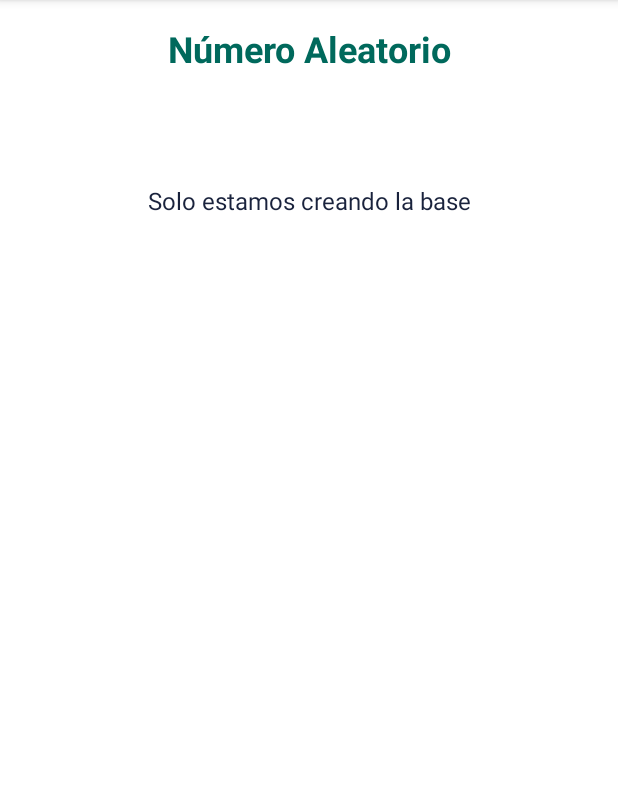
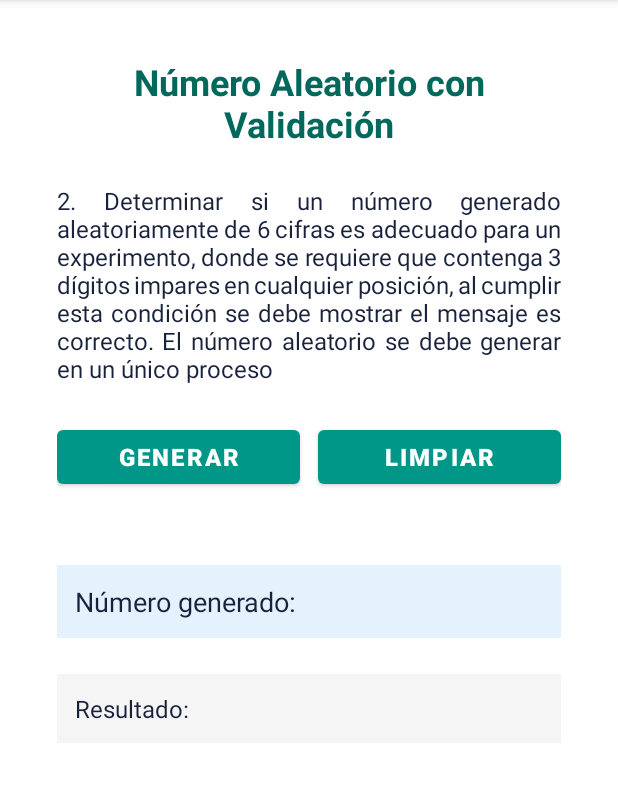
Before and after one commit to edwinwmendeze/NRC-74239, an Android app: the fragment NumeroAleatorioFragment shown on its own in the app's theme, on a phone screen of 412 x 824 dp, the part 84-886 px from its top. Run offline under Robolectric (Android 15) with nearby library versions, the phone set to English and light mode, and no system bars.

Commit message:
feat(Unidad1/PA1/mendez_pa1): Implementación del fragmento para generar un número aleatorio de 6 cifras con validación de dígitos impares, incluyendo botones para generar y limpiar resultados. Tambien agregamos descripcion al ejercico1 con justificacion.

```diff
--- a/mendez_pa1/app/src/main/java/mendez/pa1/org/ui/numeroaleatorio/NumeroAleatorioFragment.java
+++ b/mendez_pa1/app/src/main/java/mendez/pa1/org/ui/numeroaleatorio/NumeroAleatorioFragment.java
@@ -4,18 +4,69 @@ import android.os.Bundle;
 import android.view.LayoutInflater;
 import android.view.View;
 import android.view.ViewGroup;
+import android.widget.Button;
+import android.widget.TextView;
 
 import androidx.annotation.NonNull;
 import androidx.annotation.Nullable;
 import androidx.fragment.app.Fragment;
 
+import java.util.Random;
+
 import mendez.pa1.org.R;
 
 public class NumeroAleatorioFragment extends Fragment {
+    private TextView tvNumeroGenerado ,tvResultado;
+    private Button btnGenerar, btnLimpiar;
+
+
 
     @Override
     public View onCreateView(@NonNull LayoutInflater inflater, @Nullable ViewGroup container,
                              @Nullable Bundle savedInstanceState) {
-        return inflater.inflate(R.layout.fragment_numero_aleatorio, container, false);
+        View view = inflater.inflate(R.layout.fragment_numero_aleatorio, container, false);
+
+        tvNumeroGenerado = view.findViewById(R.id.tvNumeroGenerado);
+        tvResultado = view.findViewById(R.id.tvResultado);
+        btnGenerar = view.findViewById(R.id.btnGenerar);
+        btnLimpiar = view.findViewById(R.id.btnLimpiar);
+
+        btnGenerar.setOnClickListener(v -> generarNumero());
+        btnLimpiar.setOnClickListener(v -> limpiar());
+
+        return view;
+    }
+
+    private void generarNumero(){
+        Random random = new Random();
+        int numero = 100000 + random.nextInt(900000);
+
+        int contadorImpares = contarImpares(numero);
+
+        // Mostrar número
+        tvNumeroGenerado.setText("Número generado: " + numero);
+
+        // Mostrar resultado
+        if (contadorImpares == 3) {
+            tvResultado.setText("Es correcto!");
+        } else {
+            tvResultado.setText("No es correcto! \n(Tiene " + contadorImpares + " impares, necesita 3)");
+        }
+    }
+
+    private int contarImpares(int numero) {
+        int contador = 0;
+        while (numero > 0) {
+            int digito = numero % 10;
+            if (digito % 2 != 0) {
+                contador++;
+            }
+            numero /= 10;
+        }
+        return contador;
+    }
+
+    private void limpiar(){
+        tvResultado.setText("Resultado: ");
     }
 }
--- a/mendez_pa1/app/src/main/res/layout/fragment_area_triangulo.xml
+++ b/mendez_pa1/app/src/main/res/layout/fragment_area_triangulo.xml
@@ -13,6 +13,13 @@
             android:id="@+id/tvTitulo"
             style="@style/TituloFragment"
             android:text="Área del Triángulo (Herón)" />
+
+        <!-- Descripción -->
+        <TextView
+            style="@style/TextoPA1"
+            android:text="1.	Calcular el área de un triángulo cualquiera considerando la longitud de sus lados"
+            android:layout_marginBottom="24dp"
+            android:justificationMode="inter_word"/>
 
         <!-- Inputs para los 3 lados -->
         <EditText
--- a/mendez_pa1/app/src/main/res/layout/fragment_numero_aleatorio.xml
+++ b/mendez_pa1/app/src/main/res/layout/fragment_numero_aleatorio.xml
@@ -1,16 +1,70 @@
 <?xml version="1.0" encoding="utf-8"?>
-<LinearLayout xmlns:android="http://schemas.android.com/apk/res/android"
-    style="@style/EstiloPA1"
-    android:orientation="vertical">
+<ScrollView xmlns:android="http://schemas.android.com/apk/res/android"
+    style="@style/EstiloPA1">
 
-    <TextView
-        style="@style/TituloFragment"
-        android:text="Número Aleatorio" />
+    <LinearLayout
+        android:layout_width="match_parent"
+        android:layout_height="wrap_content"
+        android:orientation="vertical"
+        android:padding="22dp">
 
-    <TextView
-        style="@style/TextoPA1"
-        android:text="Solo estamos creando la base"
-        android:gravity="center"
-        android:layout_marginTop="50dp" />
+        <!-- Título -->
+        <TextView
+            android:id="@+id/tvTitulo"
+            style="@style/TituloFragment"
+            android:text="Número Aleatorio con Validación" />
 
-</LinearLayout>
+        <!-- Descripción -->
+        <TextView
+            style="@style/TextoPA1"
+            android:text="2.	Determinar si un número generado aleatoriamente de 6 cifras es adecuado para un experimento, donde se requiere que contenga 3 dígitos impares en cualquier posición, al cumplir esta condición se debe mostrar el mensaje es correcto. El número aleatorio se debe generar en un único proceso"
+            android:layout_marginBottom="24dp"
+            android:justificationMode="inter_word" />
+
+        <!-- Botones -->
+        <LinearLayout
+            android:layout_width="match_parent"
+            android:layout_height="wrap_content"
+            android:orientation="horizontal"
+            android:weightSum="2"
+            android:layout_marginBottom="16dp">
+
+            <Button
+                android:id="@+id/btnGenerar"
+                style="@style/BotonPA1"
+                android:layout_width="0dp"
+                android:layout_height="wrap_content"
+                android:layout_weight="1"
+                android:text="Generar" />
+
+            <Button
+                android:id="@+id/btnLimpiar"
+                style="@style/BotonPA1"
+                android:layout_width="0dp"
+                android:layout_height="wrap_content"
+                android:layout_weight="1"
+                android:text="Limpiar"
+                android:layout_marginStart="12dp" />
+        </LinearLayout>
+
+        <!-- Número generado -->
+        <TextView
+            android:id="@+id/tvNumeroGenerado"
+            style="@style/TextoPA1"
+            android:text="Número generado: "
+            android:layout_marginTop="16dp"
+            android:padding="12dp"
+            android:background="#E3F2FD"
+            android:textSize="18sp"/>
+
+        <!-- Resultado -->
+        <TextView
+            android:id="@+id/tvResultado"
+            style="@style/TextoPA1"
+            android:text="Resultado: "
+            android:layout_marginTop="12dp"
+            android:padding="12dp"
+            android:background="#F5F5F5" />
+
+    </LinearLayout>
+</ScrollView>
```
